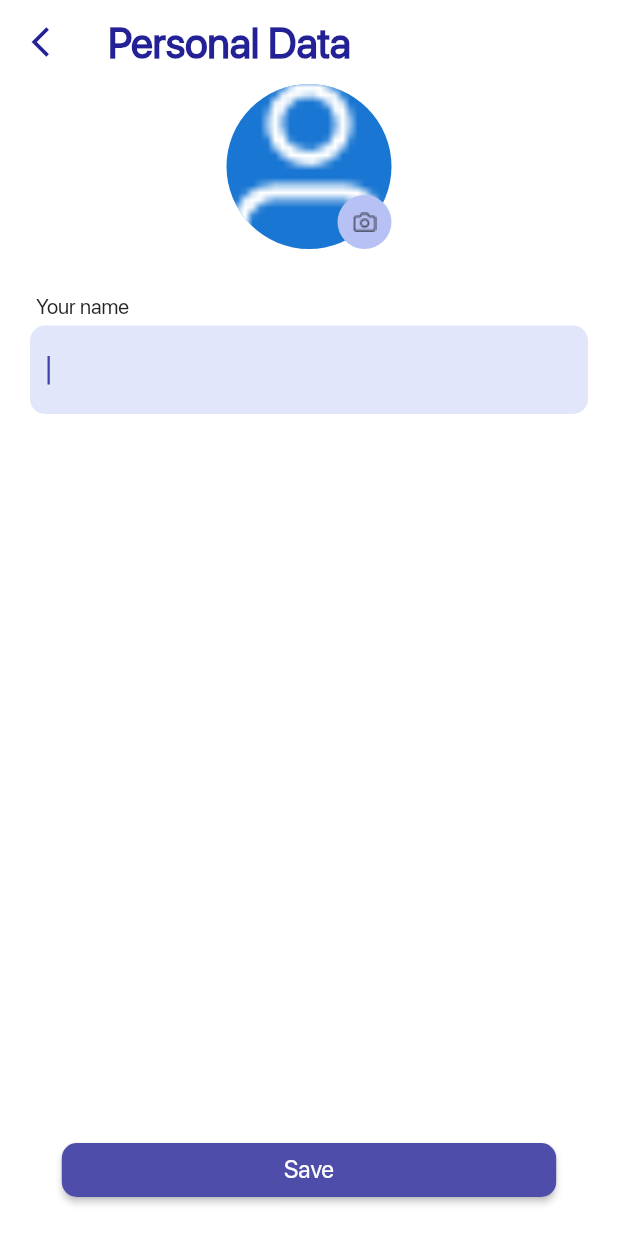
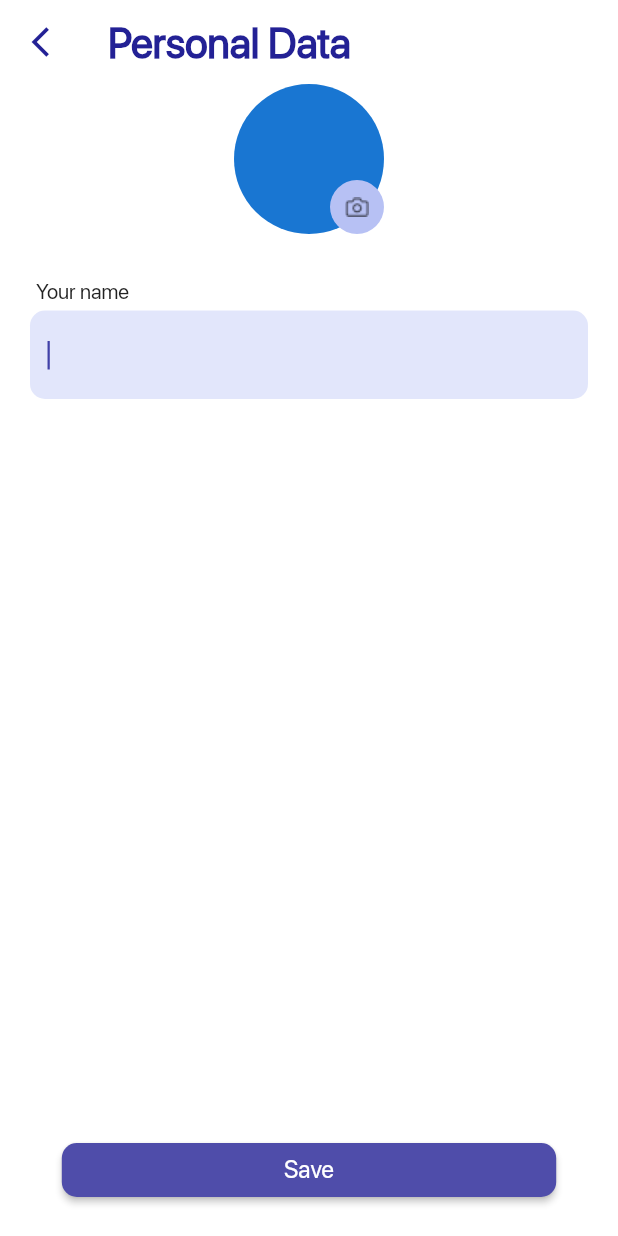
Before and after one commit to auyelgazin/uniguide, a Flutter app: the PersonalDataScreen screen opened by its route, on a phone screen of 412 x 824 dp. Run offline on Flutter 3.47's test engine with Material 2 defaults, Android fonts, the phone set to English and light mode, and no system bars; our stand-ins replace cloud_firestore, firebase_auth, firebase_core, firebase_storage, get, image_picker and 1 more; accounts and stored records are empty.

Commit message:
bug caused of apple m1

```diff
--- a/lib/main.dart
+++ b/lib/main.dart
@@ -5,6 +5,7 @@ import 'package:get/get.dart';
 import 'package:uniguide/constants/language/languages.dart';
 import 'package:uniguide/routes/app_routes.dart';
 import 'package:shared_preferences/shared_preferences.dart';
+import 'package:uniguide/screens/dashboard/profile_screens/ios_imagepicker_test.dart';
 import 'package:uniguide/screens/onboarding/choose_lang_screen.dart';
 import 'package:uniguide/services/auth_service.dart';
 
@@ -41,8 +42,8 @@ class MyApp extends StatelessWidget {
         unselectedWidgetColor: Color(0xFF232195),
       ),
       getPages: AppRoutes.list,
-      initialRoute: initScreen == 0 || initScreen == null ? '/chooseLang' : authWrap(),
-      // home: initScreen == 0 || initScreen == null ? ChooseLangScreen() : LoginScreen(),
+      // initialRoute: initScreen == 0 || initScreen == null ? '/chooseLang' : authWrap(),
+      home: IosImage(),
 
     );
   }
--- a/lib/screens/dashboard/profile_screens/persontal_data_screen.dart
+++ b/lib/screens/dashboard/profile_screens/persontal_data_screen.dart
@@ -19,6 +19,8 @@ class _PersonalDataScreenState extends State<PersonalDataScreen> {
   final TextEditingController fullNameController = TextEditingController();
 
   DashboardController dashboardController = Get.put(DashboardController());
+
+  String editedFullName;
 
   @override
   Widget build(BuildContext context) {
@@ -53,13 +55,35 @@ class _PersonalDataScreenState extends State<PersonalDataScreen> {
               children: [
                 Stack(
                   children: [
-                    CircleAvatar(
-                      radius: 55,
-                      backgroundImage: AssetImage('images/profile.png'),
+                    Obx(
+                      () => Container(
+                        child: null != null
+                            ? Container(
+                                child: CircleAvatar(
+                                  radius: 50.0,
+                                  // backgroundImage:
+                                  //     FileImage(imageFile),
+                                  // child:
+                                  // FittedBox(child: Image.network('https://firebasestorage.googleapis.com/v0/b/uniguide-a6633.appspot.com/o/avatars%2Fimage_picker3446361867049242902.jpg?alt=media&token=90777e73-9f3d-41cc-a30e-3b8d7fb4c181')),
+                                ),
+                              )
+                            : Container(
+                                child: CircleAvatar(
+                                  radius: 50.0,
+                                  child: Text(
+                                    dashboardController.getInitials(),
+                                  ),
+                                ),
+                              ),
+                      ),
                     ),
                     Positioned(
                       right: 0,
                       bottom: 0,
+                      child: GestureDetector(
+                        onTap: () {
+                          print('yrs');
+                        },
                         child: Container(
                           width: 36,
                           height: 36,
@@ -69,6 +93,7 @@ class _PersonalDataScreenState extends State<PersonalDataScreen> {
                           ),
                           child: ImageIcon(
                             AssetImage('images/camera.png'),
+                          ),
                         ),
                       ),
                     ),
@@ -104,13 +129,16 @@ class _PersonalDataScreenState extends State<PersonalDataScreen> {
             child: AuthButton(
               'Save',
               () async {
+                editedFullName = fullNameController.text.trim();
+                dashboardController.fullName.value = editedFullName;
                 await FirestoreService(uid: auth.currentUser.uid)
                     .updateUserData(
-                  fullName: fullNameController.text.trim(),
+                  fullName: editedFullName,
                   email: auth.currentUser.email,
                   position: dashboardController.position.value,
                 );
-                dashboardController.fullName.value.obs;
+
+                // Get.offNamed('/dashboard');
                 Get.back();
                 // updateUserData()
               },
```
Also changed, not shown: lib/screens/dashboard/profile_screens/ios_imagepicker_test.dart (added, +43 -0 lines), lib/widgets/profile_button.dart (+4 -4 lines), 6 other files. Lines whose indentation alone changed are shown as unchanged.
